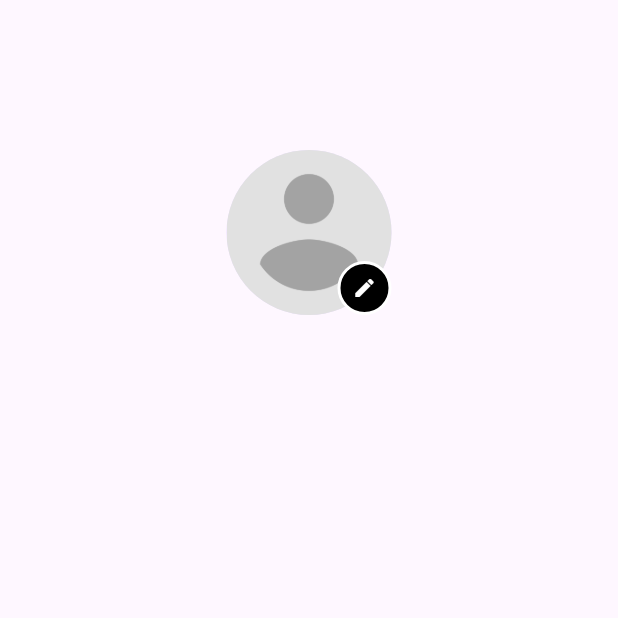
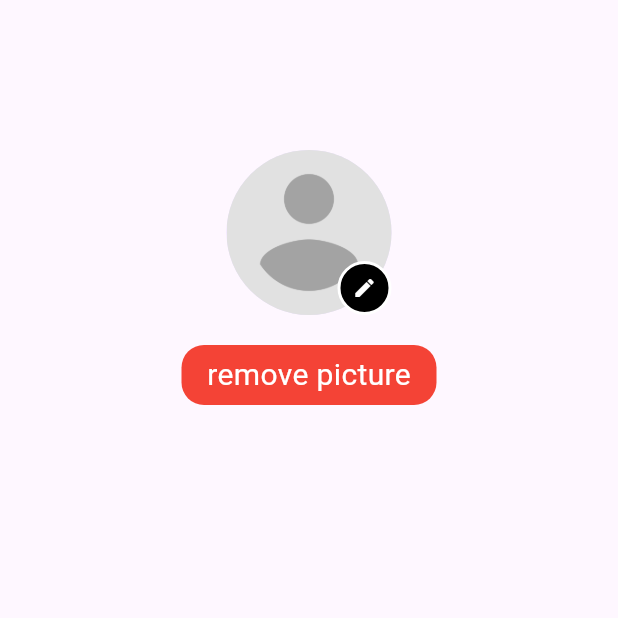
Before and after one commit to MohamedHisham22/UniShare, a Flutter app: the UpdateProfile screen opened by its route, on a phone screen of 412 x 824 dp, the top half of it. Run offline on Flutter 3.47's test engine with Material 3 defaults, Android fonts, the phone set to English and light mode, and no system bars; drawn by our look-alikes of modal_progress_hud_nsn; our stand-ins replace bloc, carousel_slider, cloud_firestore, connectivity_plus, dio, firebase_auth and 7 more; accounts and stored records are empty; network calls fail.

Commit message:
now user can remove his profile picture

```diff
--- a/lib/screens/update_profile/cubit/update_profile_state.dart
+++ b/lib/screens/update_profile/cubit/update_profile_state.dart
@@ -13,10 +13,12 @@ class ProfilePicUpdateCanceled extends UpdateProfileState {
 
 class UpdatingImageLoading extends UpdateProfileState {}
 
-class UpdatingImageSuccess extends UpdateProfileState {}
+class UpdatingImageSuccess extends UpdateProfileState {
+  final String messege = 'Profile Picture Changed Successfully';
+}
 
 class UpdatingImageFailed extends UpdateProfileState {
-  final String messege = 'Please Try Again Later';
+  final String messege = 'Couldnt Change Profile Image Please Try Again Later';
 }
 
 class GettingProfileImageLoading extends UpdateProfileState {}
@@ -24,3 +26,14 @@ class GettingProfileImageLoading extends UpdateProfileState {}
 class GettingProfileImageSuccess extends UpdateProfileState {}
 
 class GettingProfileImageFailed extends UpdateProfileState {}
+
+class DeletingProfileImageLoading extends UpdateProfileState {}
+
+class DeletingProfileImageSuccess extends UpdateProfileState {
+  final String messege = 'Profile Picture Deleted Successfully';
+}
+
+class DeletingProfileImageFailed extends UpdateProfileState {
+  final String messege =
+      'Couldnt Delete Profile Picture Please Try Again Later';
+}
--- a/lib/screens/update_profile/views/update_profile.dart
+++ b/lib/screens/update_profile/views/update_profile.dart
@@ -6,12 +6,13 @@ import 'package:unishare/constants.dart';
 import 'package:unishare/screens/update_profile/cubit/update_profile_cubit.dart';
 
 class UpdateProfile extends StatelessWidget {
-  const UpdateProfile({super.key});
+  UpdateProfile({super.key});
   static String id = 'updateProfile';
   @override
   Widget build(BuildContext context) {
     final cubit = context.read<UpdateProfileCubit>();
-
+    final String userID = FirebaseAuth.instance.currentUser?.uid ?? '';
+    final String? profileImage = cubit.gettingImage.profileImage;
     return BlocConsumer<UpdateProfileCubit, UpdateProfileState>(
       listener: (context, state) {
         if (state is UpdatingImageFailed) {
@@ -26,14 +27,27 @@ class UpdateProfile extends StatelessWidget {
           ScaffoldMessenger.of(context).showSnackBar(
             SnackBar(
               backgroundColor: const Color.fromARGB(255, 44, 102, 46),
-              content: Text('Image Updated Successfully!'),
+              content: Text(state.messege),
+            ),
+          );
+        } else if (state is DeletingProfileImageFailed) {
+          ScaffoldMessenger.of(
+            context,
+          ).showSnackBar(SnackBar(content: Text(state.messege)));
+        } else if (state is DeletingProfileImageSuccess) {
+          ScaffoldMessenger.of(context).showSnackBar(
+            SnackBar(
+              backgroundColor: const Color.fromARGB(255, 44, 102, 46),
+              content: Text(state.messege),
             ),
           );
         }
       },
       builder: (context, state) {
         return ModalProgressHUD(
-          inAsyncCall: state is UpdatingImageLoading,
+          inAsyncCall:
+              state is UpdatingImageLoading ||
+              state is DeletingProfileImageLoading,
           child: Scaffold(
             body: Padding(
               padding: const EdgeInsets.symmetric(horizontal: 25),
@@ -48,7 +62,7 @@ class UpdateProfile extends StatelessWidget {
                         backgroundImage:
                             cubit.selectedImage != null
                                 ? FileImage(cubit.selectedImage!)
-                                : (cubit.gettingImage.profileImage != null
+                                : (profileImage != null
                                     ? NetworkImage(
                                       cubit.gettingImage.profileImage!,
                                     )
@@ -80,6 +94,57 @@ class UpdateProfile extends StatelessWidget {
                       ),
                     ],
                   ),
+                  if (cubit.isImageChanged == false)
+                    GestureDetector(
+                      onTap: () {
+                        showDialog(
+                          context: context,
+                          builder: (BuildContext context) {
+                            return AlertDialog(
+                              title: const Text('Remove Profile Picture'),
+                              content: const Text(
+                                'Are you sure you want to remove your profile picture?',
+                              ),
+                              actions: <Widget>[
+                                TextButton(
+                                  child: const Text('Cancel'),
+                                  onPressed: () {
+                                    Navigator.of(context).pop();
+                                  },
+                                ),
+                                TextButton(
+                                  child: const Text('Remove'),
+                                  onPressed: () {
+                                    cubit.deleteProfilePicture(userID: userID);
+                                    Navigator.of(context).pop();
+                                  },
+                                ),
+                              ],
+                            );
+                          },
+                        );
+                      },
+                      child: Padding(
+                        padding: const EdgeInsets.symmetric(vertical: 20),
+                        child: Container(
+                          width: 170,
+                          height: 40,
+                          decoration: BoxDecoration(
+                            color: Colors.red,
+                            borderRadius: BorderRadius.circular(15),
+                          ),
+                          child: Center(
+                            child: Text(
+                              'remove picture',
+                              style: TextStyle(
+                                fontSize: 20,
+                                color: Colors.white,
+                              ),
+                            ),
+                          ),
+                        ),
+                      ),
+                    ),
                   if (cubit.isImageChanged != false)
                     Padding(
                       padding: const EdgeInsets.symmetric(vertical: 20),
@@ -89,7 +154,7 @@ class UpdateProfile extends StatelessWidget {
                             onTap: () {
                               cubit.submitingProfilePictureChangesToDataBase(
                                 cubit.selectedImage!,
-                                FirebaseAuth.instance.currentUser?.uid ?? '',
+                                userID,
                               );
                             },
                             child: Container(
```
Also changed, not shown: lib/screens/login_view/cubit/login_view_cubit.dart (+8 -0 lines), lib/screens/update_profile/cubit/update_profile_cubit.dart (+17 -0 lines).
